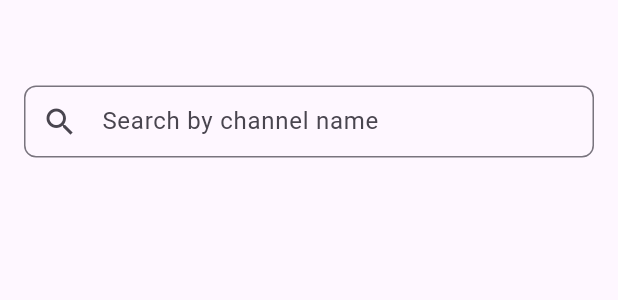
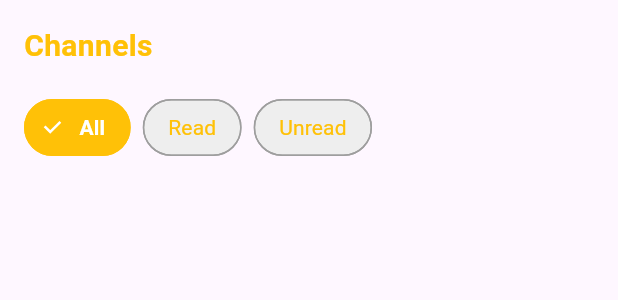
Before and after one commit to vikoms/flutter_sendbird, a Flutter app: the ChannelListHeader widget shown alone on an empty page, opened directly with empty values, on a phone screen of 412 x 824 dp. Shown: the top 300 px of the screen. Run offline on Flutter 3.47's test engine with Material 3 defaults, Android fonts, the phone set to English and light mode, and no system bars; our stand-ins replace file_picker, get, image_picker; missing offline and left inert: background_downloader, sendbird_chat_sdk, sendbird_uikit; statements that could not run were skipped.

Commit message:
feat: add channel filtering functionality to channel list

```diff
--- a/lib/channel_list_screen.dart
+++ b/lib/channel_list_screen.dart
@@ -22,9 +22,8 @@ class ChannelListScreen extends BaseView<ChannelListController> {
               query: controller.groupChannelListQuery,
               customHeader: (context, theme, strings, collection) {
                 return ChannelListHeader(
-                  title:
-                      'Group ${controller.groupChannelListQuery.channelNameContainsFilter}',
-                  onSearch: controller.search,
+                  selectedFilter: controller.selectedFilter,
+                  onFilterChanged: controller.setFilter,
                 );
               },
               onCreateButtonClicked: () {
@@ -35,8 +34,13 @@ class ChannelListScreen extends BaseView<ChannelListController> {
               },
               customListItem:
                   (context, theme, strings, collection, index, channel) {
-                return ChannelListItem(channel: channel);
-              },
+                    // Filter logic using controller
+                    if (!controller.shouldShowChannel(channel)) {
+                      return const SizedBox.shrink();
+                    }
+
+                    return ChannelListItem(channel: channel);
+                  },
             );
           },
         ),
@@ -46,9 +50,14 @@ class ChannelListScreen extends BaseView<ChannelListController> {
 }
 
 class ChannelListHeader extends StatelessWidget {
-  final String title;
-  final void Function(String) onSearch;
-  const ChannelListHeader({super.key, required this.title, required this.onSearch});
+  final ChannelFilter selectedFilter;
+  final void Function(ChannelFilter) onFilterChanged;
+
+  const ChannelListHeader({
+    super.key,
+    required this.selectedFilter,
+    required this.onFilterChanged,
+  });
 
   @override
   Widget build(BuildContext context) {
@@ -57,35 +66,73 @@ class ChannelListHeader extends StatelessWidget {
       child: Column(
         crossAxisAlignment: CrossAxisAlignment.start,
         children: [
-          Text(
-            title,
-            style: const TextStyle(
+          const Text(
+            'Channels',
+            style: TextStyle(
               fontSize: 20,
               fontWeight: FontWeight.bold,
               color: Colors.amber,
             ),
           ),
-          const SizedBox(height: 12),
-          TextField(
-            decoration: InputDecoration(
-              hintText: 'Search by channel name',
-              prefixIcon: const Icon(Icons.search),
-              border: OutlineInputBorder(
-                borderRadius: BorderRadius.circular(8),
+          const SizedBox(height: 16),
+          Row(
+            children: [
+              _buildFilterChip(
+                label: 'All',
+                filter: ChannelFilter.all,
+                isSelected: selectedFilter == ChannelFilter.all,
               ),
-              contentPadding: const EdgeInsets.symmetric(
-                vertical: 0,
-                horizontal: 12,
+              const SizedBox(width: 8),
+              _buildFilterChip(
+                label: 'Read',
+                filter: ChannelFilter.read,
+                isSelected: selectedFilter == ChannelFilter.read,
               ),
-            ),
-            onSubmitted: onSearch,
+              const SizedBox(width: 8),
+              _buildFilterChip(
+                label: 'Unread',
+                filter: ChannelFilter.unread,
+                isSelected: selectedFilter == ChannelFilter.unread,
+              ),
+            ],
           ),
         ],
       ),
     );
   }
+
+  Widget _buildFilterChip({
+    required String label,
+    required ChannelFilter filter,
+    required bool isSelected,
+  }) {
+    return FilterChip(
+      label: Text(
+        label,
+        style: TextStyle(
+          color: isSelected ? Colors.white : Colors.amber,
+          fontWeight: isSelected ? FontWeight.bold : FontWeight.normal,
+        ),
+      ),
+      selected: isSelected,
+      onSelected: (selected) {
+        if (selected) {
+          onFilterChanged(filter);
+        }
+      },
+      selectedColor: Colors.amber,
+      backgroundColor: Colors.grey[200],
+      checkmarkColor: Colors.white,
+      side: BorderSide(
+        color: isSelected ? Colors.amber : Colors.grey,
+        width: 1,
+      ),
+      shape: RoundedRectangleBorder(borderRadius: BorderRadius.circular(20)),
+    );
+  }
 }
 
+// ...existing code... (ChannelListItem remains the same)
 class ChannelListItem extends StatelessWidget {
   final GroupChannel channel;
   const ChannelListItem({super.key, required this.channel});
@@ -125,19 +172,11 @@ class ChannelListItem extends StatelessWidget {
     final unreadCount = channel.unreadMessageCount;
 
     return Card(
-      margin: const EdgeInsets.symmetric(
-        horizontal: 12,
-        vertical: 6,
-      ),
+      margin: const EdgeInsets.symmetric(horizontal: 12, vertical: 6),
       elevation: 2,
-      shape: RoundedRectangleBorder(
-        borderRadius: BorderRadius.circular(12),
-      ),
+      shape: RoundedRectangleBorder(borderRadius: BorderRadius.circular(12)),
       child: ListTile(
-        contentPadding: const EdgeInsets.symmetric(
-          horizontal: 16,
-          vertical: 8,
-        ),
+        contentPadding: const EdgeInsets.symmetric(horizontal: 16, vertical: 8),
         leading: CircleAvatar(
           radius: 24,
           backgroundColor: Colors.amber,
@@ -164,8 +203,9 @@ class ChannelListItem extends StatelessWidget {
                     ? channel.name
                     : 'Group ${channel.members.length} members',
                 style: TextStyle(
-                  fontWeight:
-                      unreadCount > 0 ? FontWeight.bold : FontWeight.normal,
+                  fontWeight: unreadCount > 0
+                      ? FontWeight.bold
+                      : FontWeight.normal,
                   fontSize: 16,
                 ),
                 maxLines: 1,
@@ -186,8 +226,9 @@ class ChannelListItem extends StatelessWidget {
                 style: TextStyle(
                   fontSize: 14,
                   color: Colors.black,
-                  fontWeight:
-                      unreadCount > 0 ? FontWeight.w500 : FontWeight.normal,
+                  fontWeight: unreadCount > 0
+                      ? FontWeight.w500
+                      : FontWeight.normal,
                 ),
                 maxLines: 1,
                 overflow: TextOverflow.ellipsis,
@@ -195,10 +236,7 @@ class ChannelListItem extends StatelessWidget {
             ),
             if (unreadCount > 0)
               Container(
-                padding: const EdgeInsets.symmetric(
-                  horizontal: 8,
-                  vertical: 4,
-                ),
+                padding: const EdgeInsets.symmetric(horizontal: 8, vertical: 4),
                 decoration: BoxDecoration(
                   color: Colors.amber,
                   borderRadius: BorderRadius.circular(12),
--- a/lib/controllers/channel_list_controller.dart
+++ b/lib/controllers/channel_list_controller.dart
@@ -1,8 +1,14 @@
 import 'package:get/get.dart';
 import 'package:sendbird_chat_sdk/sendbird_chat_sdk.dart';
 
+enum ChannelFilter { all, read, unread }
+
 class ChannelListController extends GetxController {
   GroupChannelListQuery groupChannelListQuery = GroupChannelListQuery();
+
+  // Add filter state
+  ChannelFilter _selectedFilter = ChannelFilter.all;
+  ChannelFilter get selectedFilter => _selectedFilter;
 
   void search(String value) {
     groupChannelListQuery = GroupChannelListQuery()
@@ -12,4 +18,27 @@ class ChannelListController extends GetxController {
       ..channelNameContainsFilter = value;
     update();
   }
+
+  void setFilter(ChannelFilter filter) {
+    _selectedFilter = filter;
+    // Refresh query to trigger list update
+    groupChannelListQuery = GroupChannelListQuery()
+      ..includeEmpty = true
+      ..order = GroupChannelListQueryOrder.channelNameAlphabetical;
+    update();
+  }
+
+  bool shouldShowChannel(GroupChannel channel) {
+    final unreadCount = channel.unreadMessageCount;
+
+    switch (_selectedFilter) {
+      case ChannelFilter.read:
+        return unreadCount == 0;
+      case ChannelFilter.unread:
+        return unreadCount > 0;
+      case ChannelFilter.all:
+      default:
+        return true;
+    }
+  }
 }
```
Also changed, not shown: pubspec.lock.
